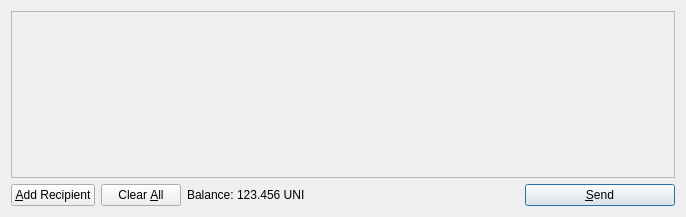
The window that src/qt/forms/sendcoinsdialog.ui (chrysophylax69/Unitecoin) describes before a commit, drawn with Qt 5.
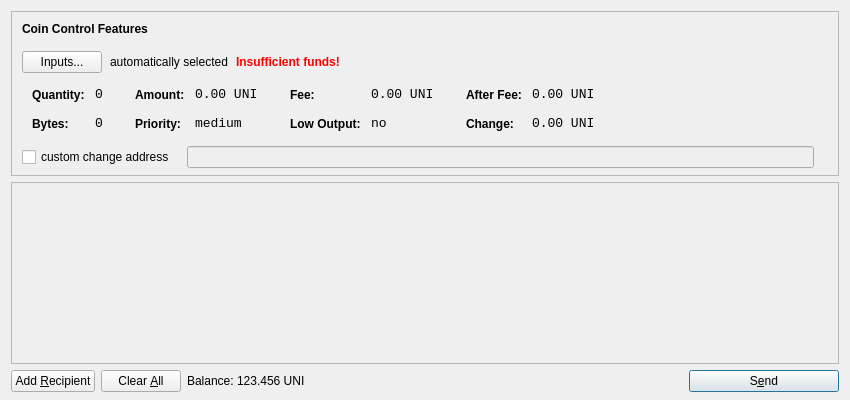
The same window after the commit. Icons and pictures are not drawn.

Diff of the .ui file:
```diff
--- a/src/qt/forms/sendcoinsdialog.ui
+++ b/src/qt/forms/sendcoinsdialog.ui
@@ -6,14 +6,624 @@
    <rect>
     <x>0</x>
     <y>0</y>
-    <width>686</width>
-    <height>217</height>
+    <width>850</width>
+    <height>400</height>
    </rect>
   </property>
   <property name="windowTitle">
    <string>Send Coins</string>
   </property>
-  <layout class="QVBoxLayout" name="verticalLayout">
+  <layout class="QVBoxLayout" name="verticalLayout" stretch="0,1,0">
+   <property name="bottomMargin">
+    <number>8</number>
+   </property>
+   <item>
+    <widget class="QFrame" name="frameCoinControl">
+     <property name="sizePolicy">
+      <sizepolicy hsizetype="Expanding" vsizetype="Expanding">
+       <horstretch>0</horstretch>
+       <verstretch>0</verstretch>
+      </sizepolicy>
+     </property>
+     <property name="maximumSize">
+      <size>
+       <width>16777215</width>
+       <height>16777215</height>
+      </size>
+     </property>
+     <property name="frameShape">
+      <enum>QFrame::StyledPanel</enum>
+     </property>
+     <property name="frameShadow">
+      <enum>QFrame::Sunken</enum>
+     </property>
+     <layout class="QVBoxLayout" name="verticalLayoutCoinControl2">
+      <property name="spacing">
+       <number>6</number>
+      </property>
+      <property name="leftMargin">
+       <number>0</number>
+      </property>
+      <property name="topMargin">
+       <number>0</number>
+      </property>
+      <property name="rightMargin">
+       <number>0</number>
+      </property>
+      <property name="bottomMargin">
+       <number>6</number>
+      </property>
+      <item>
+       <layout class="QVBoxLayout" name="verticalLayoutCoinControl" stretch="0,0,0,0,1">
+        <property name="spacing">
+         <number>0</number>
+        </property>
+        <property name="leftMargin">
+         <number>10</number>
+        </property>
+        <property name="topMargin">
+         <number>10</number>
+        </property>
+        <item>
+         <layout class="QHBoxLayout" name="horizontalLayoutCoinControl1">
+          <property name="bottomMargin">
+           <number>15</number>
+          </property>
+          <item>
+           <widget class="QLabel" name="labelCoinControlFeatures">
+            <property name="sizePolicy">
+             <sizepolicy hsizetype="Preferred" vsizetype="Maximum">
+              <horstretch>0</horstretch>
+              <verstretch>0</verstretch>
+             </sizepolicy>
+            </property>
+            <property name="font">
+             <font>
+              <weight>75</weight>
+              <bold>true</bold>
+             </font>
+            </property>
+            <property name="styleSheet">
+             <string notr="true">font-weight:bold;</string>
+            </property>
+            <property name="text">
+             <string>Coin Control Features</string>
+            </property>
+           </widget>
+          </item>
+         </layout>
+        </item>
+        <item>
+         <layout class="QHBoxLayout" name="horizontalLayoutCoinControl2" stretch="0,0,0,0">
+          <property name="spacing">
+           <number>8</number>
+          </property>
+          <property name="bottomMargin">
+           <number>10</number>
+          </property>
+          <item>
+           <widget class="QPushButton" name="pushButtonCoinControl">
+            <property name="styleSheet">
+             <string notr="true"/>
+            </property>
+            <property name="text">
+             <string>Inputs...</string>
+            </property>
+           </widget>
+          </item>
+          <item>
+           <widget class="QLabel" name="labelCoinControlAutomaticallySelected">
+            <property name="text">
+             <string>automatically selected</string>
+            </property>
+            <property name="margin">
+             <number>5</number>
+            </property>
+           </widget>
+          </item>
+          <item>
+           <widget class="QLabel" name="labelCoinControlInsuffFunds">
+            <property name="font">
+             <font>
+              <weight>75</weight>
+              <bold>true</bold>
+             </font>
+            </property>
+            <property name="styleSheet">
+             <string notr="true">color:red;font-weight:bold;</string>
+            </property>
+            <property name="text">
+             <string>Insufficient funds!</string>
+            </property>
+            <property name="margin">
+             <number>5</number>
+            </property>
+           </widget>
+          </item>
+          <item>
+           <spacer name="horizontalSpacerCoinControl">
+            <property name="orientation">
+             <enum>Qt::Horizontal</enum>
+            </property>
+            <property name="sizeHint" stdset="0">
+             <size>
+              <width>40</width>
+              <height>1</height>
+             </size>
+            </property>
+           </spacer>
+          </item>
+         </layout>
+        </item>
+        <item>
+         <widget class="QWidget" name="widgetCoinControl" native="true">
+          <property name="sizePolicy">
+           <sizepolicy hsizetype="Preferred" vsizetype="Preferred">
+            <horstretch>0</horstretch>
+            <verstretch>0</verstretch>
+           </sizepolicy>
+          </property>
+          <property name="minimumSize">
+           <size>
+            <width>0</width>
+            <height>0</height>
+           </size>
+          </property>
+          <property name="styleSheet">
+           <string notr="true"/>
+          </property>
+          <layout class="QHBoxLayout" name="horizontalLayoutCoinControl5">
+           <property name="leftMargin">
+            <number>0</number>
+           </property>
+           <property name="topMargin">
+            <number>0</number>
+           </property>
+           <property name="rightMargin">
+            <number>0</number>
+           </property>
+           <property name="bottomMargin">
+            <number>0</number>
+           </property>
+           <item>
+            <layout class="QHBoxLayout" name="horizontalLayoutCoinControl3" stretch="0,0,0,1">
+             <property name="spacing">
+              <number>20</number>
+             </property>
+             <property name="topMargin">
+              <number>0</number>
+             </property>
+             <property name="bottomMargin">
+              <number>10</number>
+             </property>
+             <item>
+              <layout class="QFormLayout" name="formLayoutCoinControl1">
+               <property name="horizontalSpacing">
+                <number>10</number>
+               </property>
+               <property name="verticalSpacing">
+                <number>14</number>
+               </property>
+               <property name="leftMargin">
+                <number>10</number>
+               </property>
+               <property name="topMargin">
+                <number>4</number>
+               </property>
+               <property name="rightMargin">
+                <number>6</number>
+               </property>
+               <item row="0" column="0">
+                <widget class="QLabel" name="labelCoinControlQuantityText">
+                 <property name="styleSheet">
+                  <string notr="true">font-weight:bold;</string>
+                 </property>
+                 <property name="text">
+                  <string>Quantity:</string>
+                 </property>
+                 <property name="margin">
+                  <number>0</number>
+                 </property>
+                </widget>
+               </item>
+               <item row="0" column="1">
+                <widget class="QLabel" name="labelCoinControlQuantity">
+                 <property name="font">
+                  <font>
+                   <family>Monospace</family>
+                   <pointsize>10</pointsize>
+                  </font>
+                 </property>
+                 <property name="cursor">
+                  <cursorShape>IBeamCursor</cursorShape>
+                 </property>
+                 <property name="contextMenuPolicy">
+                  <enum>Qt::ActionsContextMenu</enum>
+                 </property>
+                 <property name="text">
+                  <string notr="true">0</string>
+                 </property>
+                 <property name="margin">
+                  <number>0</number>
+                 </property>
+                 <property name="textInteractionFlags">
+                  <set>Qt::LinksAccessibleByMouse|Qt::TextSelectableByKeyboard|Qt::TextSelectableByMouse</set>
+                 </property>
+                </widget>
+               </item>
+               <item row="1" column="0">
+                <widget class="QLabel" name="labelCoinControlBytesText">
+                 <property name="styleSheet">
+                  <string notr="true">font-weight:bold;</string>
+                 </property>
+                 <property name="text">
+                  <string>Bytes:</string>
+                 </property>
+                </widget>
+               </item>
+               <item row="1" column="1">
+                <widget class="QLabel" name="labelCoinControlBytes">
+                 <property name="font">
+                  <font>
+                   <family>Monospace</family>
+                   <pointsize>10</pointsize>
+                  </font>
+                 </property>
+                 <property name="cursor">
+                  <cursorShape>IBeamCursor</cursorShape>
+                 </property>
+                 <property name="contextMenuPolicy">
+                  <enum>Qt::ActionsContextMenu</enum>
+                 </property>
+                 <property name="text">
+                  <string notr="true">0</string>
+                 </property>
+                 <property name="textInteractionFlags">
+                  <set>Qt::LinksAccessibleByMouse|Qt::TextSelectableByKeyboard|Qt::TextSelectableByMouse</set>
+                 </property>
+                </widget>
+               </item>
+              </layout>
+             </item>
+             <item>
+              <layout class="QFormLayout" name="formLayoutCoinControl2">
+               <property name="horizontalSpacing">
+                <number>10</number>
+               </property>
+               <property name="verticalSpacing">
+                <number>14</number>
+               </property>
+               <property name="leftMargin">
+                <number>6</number>
+               </property>
+               <property name="topMargin">
+                <number>4</number>
+               </property>
+               <property name="rightMargin">
+                <number>6</number>
+               </property>
+               <item row="0" column="0">
+                <widget class="QLabel" name="labelCoinControlAmountText">
+                 <property name="styleSheet">
+                  <string notr="true">font-weight:bold;</string>
+                 </property>
+                 <property name="text">
+                  <string>Amount:</string>
+                 </property>
+                 <property name="margin">
+                  <number>0</number>
+                 </property>
+                </widget>
+               </item>
+               <item row="0" column="1">
+                <widget class="QLabel" name="labelCoinControlAmount">
+                 <property name="font">
+                  <font>
+                   <family>Monospace</family>
+                   <pointsize>10</pointsize>
+                  </font>
+                 </property>
+                 <property name="cursor">
+                  <cursorShape>IBeamCursor</cursorShape>
+                 </property>
+                 <property name="contextMenuPolicy">
+                  <enum>Qt::ActionsContextMenu</enum>
+                 </property>
+                 <property name="text">
+                  <string notr="true">0.00 UNI</string>
+                 </property>
+                 <property name="textInteractionFlags">
+                  <set>Qt::LinksAccessibleByMouse|Qt::TextSelectableByKeyboard|Qt::TextSelectableByMouse</set>
+                 </property>
+                </widget>
+               </item>
+               <item row="1" column="0">
+                <widget class="QLabel" name="labelCoinControlPriorityText">
+                 <property name="styleSheet">
+                  <string notr="true">font-weight:bold;</string>
+                 </property>
+                 <property name="text">
+                  <string>Priority:</string>
+                 </property>
+                </widget>
+               </item>
+               <item row="1" column="1">
+                <widget class="QLabel" name="labelCoinControlPriority">
+                 <property name="font">
+                  <font>
+                   <family>Monospace</family>
+                   <pointsize>10</pointsize>
+                  </font>
+                 </property>
+                 <property name="cursor">
+                  <cursorShape>IBeamCursor</cursorShape>
+                 </property>
+                 <property name="contextMenuPolicy">
+                  <enum>Qt::ActionsContextMenu</enum>
+                 </property>
+                 <property name="text">
+                  <string>medium</string>
+                 </property>
+                 <property name="textInteractionFlags">
+                  <set>Qt::LinksAccessibleByMouse|Qt::TextSelectableByKeyboard|Qt::TextSelectableByMouse</set>
+                 </property>
+                </widget>
+               </item>
+              </layout>
+             </item>
+             <item>
+              <layout class="QFormLayout" name="formLayoutCoinControl3">
+               <property name="horizontalSpacing">
+                <number>10</number>
+               </property>
+               <property name="verticalSpacing">
+                <number>14</number>
+               </property>
+               <property name="leftMargin">
+                <number>6</number>
+               </property>
+               <property name="topMargin">
+                <number>4</number>
+               </property>
+               <property name="rightMargin">
+                <number>6</number>
+               </property>
+               <item row="0" column="0">
+                <widget class="QLabel" name="labelCoinControlFeeText">
+                 <property name="styleSheet">
+                  <string notr="true">font-weight:bold;</string>
+                 </property>
+                 <property name="text">
+                  <string>Fee:</string>
+                 </property>
+                 <property name="margin">
+                  <number>0</number>
+                 </property>
+                </widget>
+               </item>
+               <item row="0" column="1">
+                <widget class="QLabel" name="labelCoinControlFee">
+                 <property name="font">
+                  <font>
+                   <family>Monospace</family>
+                   <pointsize>10</pointsize>
+                  </font>
+                 </property>
+                 <property name="cursor">
+                  <cursorShape>IBeamCursor</cursorShape>
+                 </property>
+                 <property name="contextMenuPolicy">
+                  <enum>Qt::ActionsContextMenu</enum>
+                 </property>
+                 <property name="text">
+                  <string notr="true">0.00 UNI</string>
+                 </property>
+                 <property name="textInteractionFlags">
+                  <set>Qt::LinksAccessibleByMouse|Qt::TextSelectableByKeyboard|Qt::TextSelectableByMouse</set>
+                 </property>
+                </widget>
+               </item>
+               <item row="1" column="0">
+                <widget class="QLabel" name="labelCoinControlLowOutputText">
+                 <property name="styleSheet">
+                  <string notr="true">font-weight:bold;</string>
+                 </property>
+                 <property name="text">
+                  <string>Low Output:</string>
+                 </property>
+                </widget>
+               </item>
+               <item row="1" column="1">
+                <widget class="QLabel" name="labelCoinControlLowOutput">
+                 <property name="font">
+                  <font>
+                   <family>Monospace</family>
+                   <pointsize>10</pointsize>
+                  </font>
+                 </property>
+                 <property name="cursor">
+                  <cursorShape>IBeamCursor</cursorShape>
+                 </property>
+                 <property name="contextMenuPolicy">
+                  <enum>Qt::ActionsContextMenu</enum>
+                 </property>
+                 <property name="text">
+                  <string>no</string>
+                 </property>
+                 <property name="textInteractionFlags">
+                  <set>Qt::LinksAccessibleByMouse|Qt::TextSelectableByKeyboard|Qt::TextSelectableByMouse</set>
+                 </property>
+                </widget>
+               </item>
+              </layout>
+             </item>
+             <item>
+              <layout class="QFormLayout" name="formLayoutCoinControl4">
+               <property name="horizontalSpacing">
+                <number>10</number>
+               </property>
+               <property name="verticalSpacing">
+                <number>14</number>
+               </property>
+               <property name="leftMargin">
+                <number>6</number>
+               </property>
+               <property name="topMargin">
+                <number>4</number>
+               </property>
+               <property name="rightMargin">
+                <number>6</number>
+               </property>
+               <item row="0" column="0">
+                <widget class="QLabel" name="labelCoinControlAfterFeeText">
+                 <property name="styleSheet">
+                  <string notr="true">font-weight:bold;</string>
+                 </property>
+                 <property name="text">
+                  <string>After Fee:</string>
+                 </property>
+                 <property name="margin">
+                  <number>0</number>
+                 </property>
+                </widget>
+               </item>
+               <item row="0" column="1">
+                <widget class="QLabel" name="labelCoinControlAfterFee">
+                 <property name="font">
+                  <font>
+                   <family>Monospace</family>
+                   <pointsize>10</pointsize>
+                  </font>
+                 </property>
+                 <property name="cursor">
+                  <cursorShape>IBeamCursor</cursorShape>
+                 </property>
+                 <property name="contextMenuPolicy">
+                  <enum>Qt::ActionsContextMenu</enum>
+                 </property>
+                 <property name="text">
+                  <string notr="true">0.00 UNI</string>
+                 </property>
+                 <property name="textInteractionFlags">
+                  <set>Qt::LinksAccessibleByMouse|Qt::TextSelectableByKeyboard|Qt::TextSelectableByMouse</set>
+                 </property>
+                </widget>
+               </item>
+               <item row="1" column="0">
+                <widget class="QLabel" name="labelCoinControlChangeText">
+                 <property name="styleSheet">
+                  <string notr="true">font-weight:bold;</string>
+                 </property>
+                 <property name="text">
+                  <string>Change:</string>
+                 </property>
+                </widget>
+               </item>
+               <item row="1" column="1">
+                <widget class="QLabel" name="labelCoinControlChange">
+                 <property name="font">
+                  <font>
+                   <family>Monospace</family>
+                   <pointsize>10</pointsize>
+                  </font>
+                 </property>
+                 <property name="cursor">
+                  <cursorShape>IBeamCursor</cursorShape>
+                 </property>
+                 <property name="contextMenuPolicy">
+                  <enum>Qt::ActionsContextMenu</enum>
+                 </property>
+                 <property name="text">
+                  <string notr="true">0.00 UNI</string>
+                 </property>
+                 <property name="textInteractionFlags">
+                  <set>Qt::LinksAccessibleByMouse|Qt::TextSelectableByKeyboard|Qt::TextSelectableByMouse</set>
+                 </property>
+                </widget>
+               </item>
+              </layout>
+             </item>
+            </layout>
+           </item>
+          </layout>
+         </widget>
+        </item>
+        <item>
+         <layout class="QHBoxLayout" name="horizontalLayoutCoinControl4" stretch="0,0,0">
+          <property name="spacing">
+           <number>12</number>
+          </property>
+          <property name="sizeConstraint">
+           <enum>QLayout::SetDefaultConstraint</enum>
+          </property>
+          <property name="topMargin">
+           <number>5</number>
+          </property>
+          <property name="rightMargin">
+           <number>5</number>
+          </property>
+          <item>
+           <widget class="QCheckBox" name="checkBoxCoinControlChange">
+            <property name="text">
+             <string>custom change address</string>
+            </property>
+           </widget>
+          </item>
+          <item>
+           <widget class="QLineEdit" name="lineEditCoinControlChange">
+            <property name="enabled">
+             <bool>false</bool>
+            </property>
+            <property name="sizePolicy">
+             <sizepolicy hsizetype="Expanding" vsizetype="Fixed">
+              <horstretch>0</horstretch>
+              <verstretch>0</verstretch>
+             </sizepolicy>
+            </property>
+           </widget>
+          </item>
+          <item>
+           <widget class="QLabel" name="labelCoinControlChangeLabel">
+            <property name="sizePolicy">
+             <sizepolicy hsizetype="Preferred" vsizetype="Expanding">
+              <horstretch>0</horstretch>
+              <verstretch>0</verstretch>
+             </sizepolicy>
+            </property>
+            <property name="minimumSize">
+             <size>
+              <width>0</width>
+              <height>0</height>
+             </size>
+            </property>
+            <property name="text">
+             <string/>
+            </property>
+            <property name="margin">
+             <number>3</number>
+            </property>
+           </widget>
+          </item>
+         </layout>
+        </item>
+        <item>
+         <spacer name="verticalSpacerCoinControl">
+          <property name="orientation">
+           <enum>Qt::Vertical</enum>
+          </property>
+          <property name="sizeHint" stdset="0">
+           <size>
+            <width>800</width>
+            <height>1</height>
+           </size>
+          </property>
+         </spacer>
+        </item>
+       </layout>
+      </item>
+     </layout>
+    </widget>
+   </item>
    <item>
     <widget class="QScrollArea" name="scrollArea">
      <property name="widgetResizable">
@@ -24,8 +634,8 @@
        <rect>
         <x>0</x>
         <y>0</y>
-        <width>666</width>
-        <height>165</height>
+        <width>830</width>
+        <height>172</height>
        </rect>
       </property>
       <layout class="QVBoxLayout" name="verticalLayout_2">
@@ -64,7 +674,7 @@
         <string>Send to multiple recipients at once</string>
        </property>
        <property name="text">
-        <string>&amp;Add Recipient</string>
+        <string>Add &amp;Recipient</string>
        </property>
        <property name="icon">
         <iconset resource="../bitcoin.qrc">
@@ -153,7 +763,7 @@
         <string>Confirm the send action</string>
        </property>
        <property name="text">
-        <string>&amp;Send</string>
+        <string>S&amp;end</string>
        </property>
        <property name="icon">
         <iconset resource="../bitcoin.qrc">
```
Left out of the diff: 11 changed lines with no effect on the pictures.
